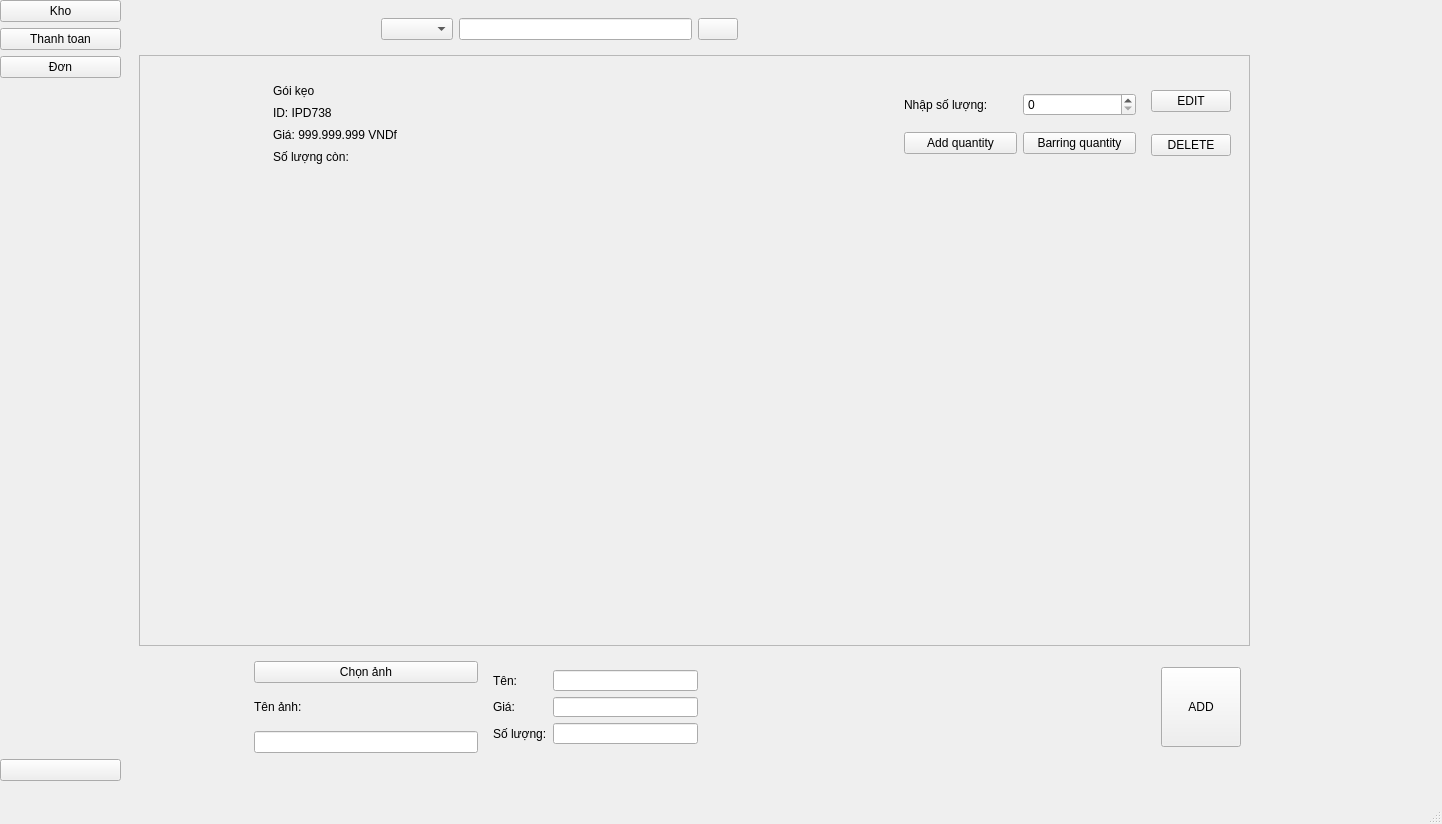
This is main.ui in Kin-LeTan/PY as Qt 5 draws it before an edit. The edited form follows.
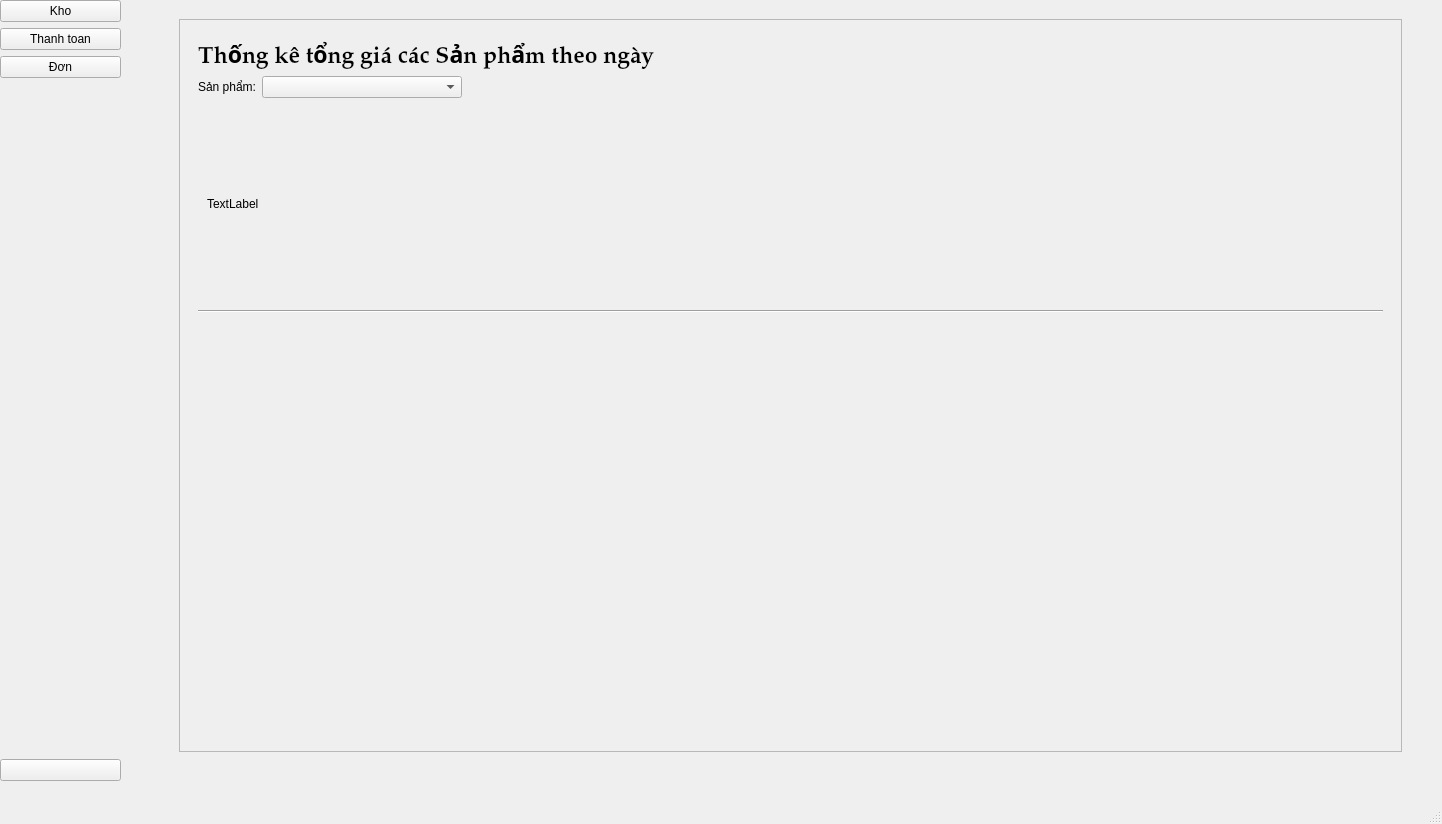
This is the edited form. Icons and pictures are not drawn.

Patch:
```diff
--- a/main.ui
+++ b/main.ui
@@ -96,10 +96,10 @@
    <widget class="QWidget" name="menu_layout" native="true">
     <property name="geometry">
      <rect>
-      <x>130</x>
-      <y>0</y>
-      <width>1129</width>
-      <height>771</height>
+      <x>170</x>
+      <y>10</y>
+      <width>1241</width>
+      <height>751</height>
      </rect>
     </property>
     <property name="minimumSize">
@@ -112,7 +112,7 @@
      <item>
       <widget class="QStackedWidget" name="stackedMenuItem">
        <property name="currentIndex">
-        <number>0</number>
+        <number>3</number>
        </property>
        <widget class="QWidget" name="page1">
         <layout class="QVBoxLayout" name="verticalLayout_3">
@@ -195,8 +195,8 @@
              <rect>
               <x>0</x>
               <y>0</y>
-              <width>1083</width>
-              <height>547</height>
+              <width>670</width>
+              <height>158</height>
              </rect>
             </property>
             <layout class="QVBoxLayout" name="verticalLayout_22">
@@ -1272,6 +1272,158 @@
          </item>
         </layout>
        </widget>
+       <widget class="QWidget" name="page">
+        <layout class="QVBoxLayout" name="verticalLayout_10">
+         <item>
+          <widget class="QScrollArea" name="scrollArea_3">
+           <property name="widgetResizable">
+            <bool>true</bool>
+           </property>
+           <widget class="QWidget" name="scrollAreaWidgetContents_3">
+            <property name="geometry">
+             <rect>
+              <x>0</x>
+              <y>0</y>
+              <width>1195</width>
+              <height>705</height>
+             </rect>
+            </property>
+            <layout class="QVBoxLayout" name="verticalLayout_9">
+             <item>
+              <widget class="QWidget" name="item_M4" native="true">
+               <layout class="QVBoxLayout" name="verticalLayout_8">
+                <item>
+                 <layout class="QHBoxLayout" name="horizontalLayout_4">
+                  <item>
+                   <widget class="QLabel" name="title_chart_M4">
+                    <property name="font">
+                     <font>
+                      <family>Palatino Linotype</family>
+                      <pointsize>17</pointsize>
+                      <weight>75</weight>
+                      <bold>true</bold>
+                     </font>
+                    </property>
+                    <property name="text">
+                     <string>Thống kê tổng giá các Sản phẩm theo ngày</string>
+                    </property>
+                   </widget>
+                  </item>
+                  <item>
+                   <spacer name="horizontalSpacer_11">
+                    <property name="orientation">
+                     <enum>Qt::Horizontal</enum>
+                    </property>
+                    <property name="sizeHint" stdset="0">
+                     <size>
+                      <width>40</width>
+                      <height>20</height>
+                     </size>
+                    </property>
+                   </spacer>
+                  </item>
+                 </layout>
+                </item>
+                <item>
+                 <layout class="QHBoxLayout" name="horizontalLayout_5">
+                  <item>
+                   <widget class="QLabel" name="filter_text_M4">
+                    <property name="minimumSize">
+                     <size>
+                      <width>0</width>
+                      <height>0</height>
+                     </size>
+                    </property>
+                    <property name="maximumSize">
+                     <size>
+                      <width>100</width>
+                      <height>16777215</height>
+                     </size>
+                    </property>
+                    <property name="text">
+                     <string>Sản phẩm:</string>
+                    </property>
+                   </widget>
+                  </item>
+                  <item>
+                   <widget class="QComboBox" name="comboBox_filter_M4">
+                    <property name="minimumSize">
+                     <size>
+                      <width>200</width>
+                      <height>0</height>
+                     </size>
+                    </property>
+                    <property name="maximumSize">
+                     <size>
+                      <width>16777215</width>
+                      <height>16777215</height>
+                     </size>
+                    </property>
+                   </widget>
+                  </item>
+                  <item>
+                   <spacer name="horizontalSpacer_10">
+                    <property name="orientation">
+                     <enum>Qt::Horizontal</enum>
+                    </property>
+                    <property name="sizeHint" stdset="0">
+                     <size>
+                      <width>40</width>
+                      <height>20</height>
+                     </size>
+                    </property>
+                   </spacer>
+                  </item>
+                 </layout>
+                </item>
+                <item>
+                 <widget class="QWidget" name="widget_chart" native="true">
+                  <property name="minimumSize">
+                   <size>
+                    <width>0</width>
+                    <height>200</height>
+                   </size>
+                  </property>
+                  <layout class="QVBoxLayout" name="verticalLayout_11">
+                   <item>
+                    <widget class="QLabel" name="label_2">
+                     <property name="text">
+                      <string>TextLabel</string>
+                     </property>
+                    </widget>
+                   </item>
+                  </layout>
+                 </widget>
+                </item>
+                <item>
+                 <widget class="Line" name="line_2">
+                  <property name="orientation">
+                   <enum>Qt::Horizontal</enum>
+                  </property>
+                 </widget>
+                </item>
+               </layout>
+              </widget>
+             </item>
+             <item>
+              <spacer name="verticalSpacer_4">
+               <property name="orientation">
+                <enum>Qt::Vertical</enum>
+               </property>
+               <property name="sizeHint" stdset="0">
+                <size>
+                 <width>20</width>
+                 <height>40</height>
+                </size>
+               </property>
+              </spacer>
+             </item>
+            </layout>
+           </widget>
+          </widget>
+         </item>
+        </layout>
+       </widget>
       </widget>
      </item>
     </layout>
```
Left out of the diff: 14 changed lines with no effect on the pictures.
